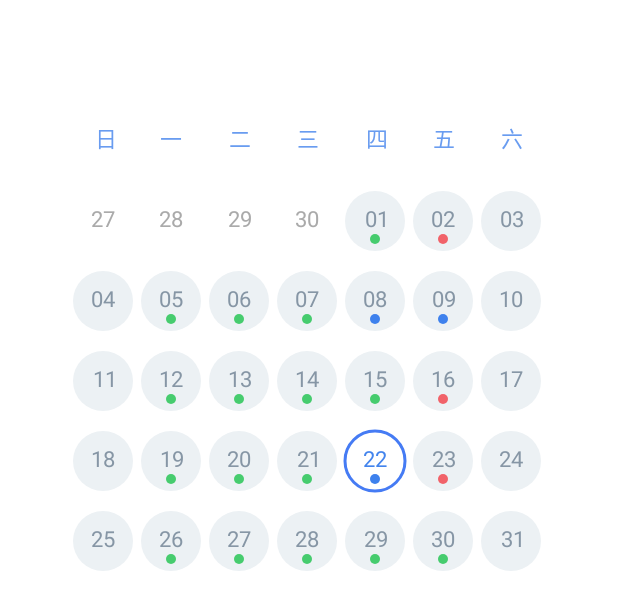
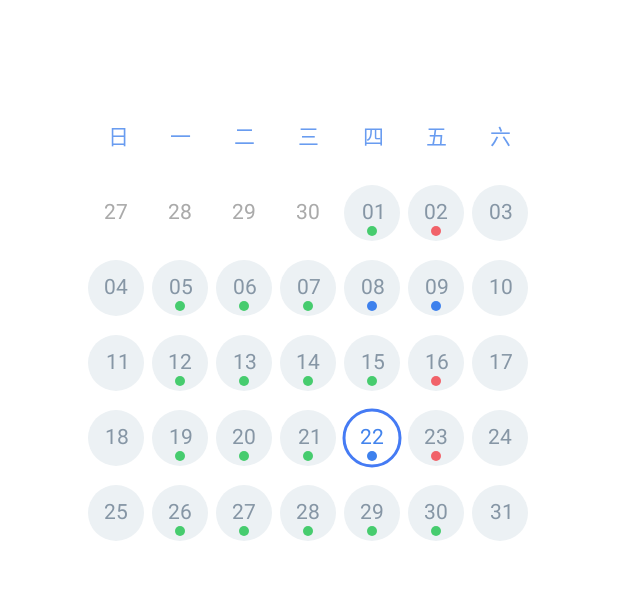
Before and after one commit to lywbh/LCalendar, an Android app: the layout fragment_home.xml on its own in the app's theme, with its tools: preview values and no code run, on a phone screen of 412 x 824 dp. Shown: the top 610 px of the screen. Run offline under Robolectric (Android 15) with nearby library versions, the phone set to English and light mode, and no system bars; plain views replace LoaderTextView; network calls fail; Roboto replaces fonts that are not available here.

```diff
--- a/app/src/main/java/com/kamimi/lcalendar/ui/home/HomeViewModel.java
+++ b/app/src/main/java/com/kamimi/lcalendar/ui/home/HomeViewModel.java
@@ -26,19 +26,20 @@ public class HomeViewModel extends ViewModel {
         hText = new MutableLiveData<>();
 
         Utils.submitTask(() -> {
+            String BLANK_GAP = "        ";
             try {
                 JSONObject holidayJson = Utils.httpGet("http://timor.tech/api/holiday/tts/");
                 if (holidayJson.getInt("code") != 0) {
                     throw new NetworkErrorException("返回码不正确：" + holidayJson);
                 }
-                mText.postValue("\u3000\u3000" + holidayJson.getString("tts"));
+                mText.postValue(BLANK_GAP + holidayJson.getString("tts"));
             } catch (Exception e) {
                 Log.e("ERROR", "timor网络异常", e);
                 mText.postValue("获取今天的数据出现了一些问题哟。");
             }
             try {
                 JSONObject hitokotoJson = Utils.httpGet("https://v1.hitokoto.cn/");
-                hText.postValue("\u3000\u3000" + hitokotoJson.getString("hitokoto")
+                hText.postValue(BLANK_GAP + hitokotoJson.getString("hitokoto")
                         + "——" + hitokotoJson.getString("from"));
             } catch (Exception e) {
                 Log.e("ERROR", "hitokoto网络异常", e);
--- a/app/src/main/res/layout/activity_main.xml
+++ b/app/src/main/res/layout/activity_main.xml
@@ -26,7 +26,7 @@
     <com.github.mmin18.widget.RealtimeBlurView
         android:layout_width="match_parent"
         android:layout_height="match_parent"
-        app:realtimeBlurRadius="3dp"
+        app:realtimeBlurRadius="10dp"
         app:realtimeOverlayColor="#0000" >
     </com.github.mmin18.widget.RealtimeBlurView>
 
--- a/app/src/main/res/layout/fragment_home.xml
+++ b/app/src/main/res/layout/fragment_home.xml
@@ -33,8 +33,8 @@
 
         <com.kamimi.lcalendar.view.CalendarView
             android:id="@+id/calendar"
-            android:layout_width="320dp"
-            android:layout_height="320dp"
+            android:layout_width="300dp"
+            android:layout_height="300dp"
             android:layout_gravity="center_horizontal"/>
 
         <com.elyeproj.loaderviewlibrary.LoaderTextView
@@ -42,7 +42,7 @@
             android:layout_width="320dp"
             android:layout_height="wrap_content"
             android:layout_marginStart="8dp"
-            android:layout_marginTop="40dp"
+            android:layout_marginTop="20dp"
             android:layout_marginEnd="8dp"
             android:layout_gravity="center_horizontal"
             android:gravity="start"
--- a/app/src/main/res/values/strings.xml
+++ b/app/src/main/res/values/strings.xml
@@ -1,6 +1,6 @@
 <resources>
     <string name="app_name">LCalendar</string>
     <string name="title_home">日历</string>
-    <string name="title_dashboard">闹钟</string>
-    <string name="title_notifications">备忘</string>
+    <string name="title_dashboard">日记</string>
+    <string name="title_notifications">提醒</string>
 </resources>
--- a/app/src/main/res/values/themes.xml
+++ b/app/src/main/res/values/themes.xml
@@ -2,8 +2,8 @@
     <!-- Base application theme. -->
     <style name="Theme.LCalendar" parent="Theme.MaterialComponents.DayNight.DarkActionBar">
         <!-- Primary brand color. -->
-        <item name="colorPrimary">@color/purple_500</item>
-        <item name="colorPrimaryVariant">@color/purple_700</item>
+        <item name="colorPrimary">@color/purple_200</item>
+        <item name="colorPrimaryVariant">@color/purple_500</item>
         <item name="colorOnPrimary">@color/white</item>
         <!-- Secondary brand color. -->
         <item name="colorSecondary">@color/teal_200</item>
```
Also changed, not shown: app/src/main/java/com/kamimi/lcalendar/ui/home/HomeFragment.java (+55 -9 lines), app/src/main/assets/fonts/LaksOner.ttf (added), 1 other file.
